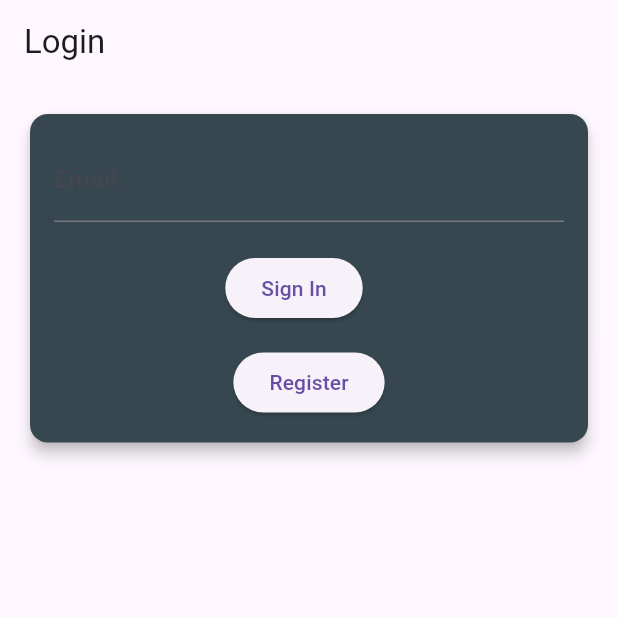
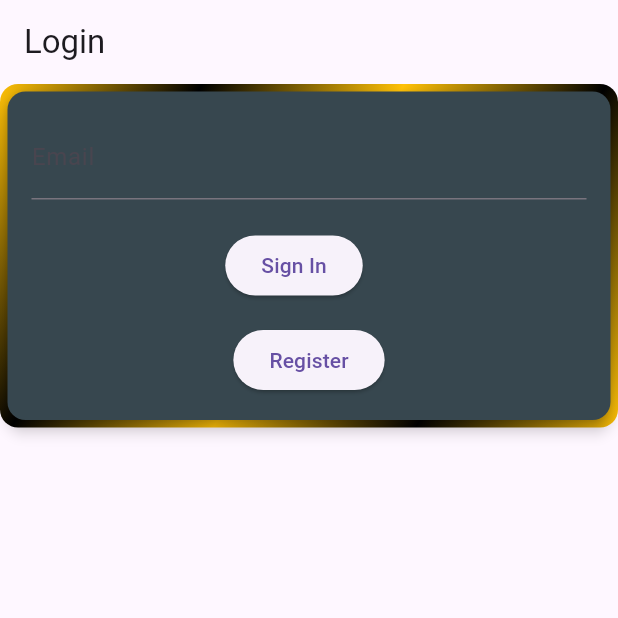
Before and after one commit to Ok3ks/fpl-frontend, a Flutter app: the LoginBox screen opened directly, on a phone screen of 412 x 824 dp, the top half of it. Run offline on Flutter 3.47's test engine with Material 3 defaults, Android fonts, the phone set to English and light mode, and no system bars; our stand-ins replace cloud_firestore, firebase_auth, firebase_core, fl_chart, flutter_dotenv, flutter_riverpod and 6 more; missing offline and left inert: dart:html; accounts and stored records are empty.

Commit message:
basic stylization

```diff
--- a/lib/home/home.dart
+++ b/lib/home/home.dart
@@ -8,6 +8,8 @@ import 'package:fpl/leaguepage/leagueview.dart';
 import 'package:get_storage/get_storage.dart';
 import 'package:go_router/go_router.dart';
 import 'package:fpl/themes.dart';
+
+import 'banner.dart';
 
 void main() {
   runApp(const Home());
@@ -116,6 +118,6 @@ class Home extends ConsumerWidget {
         ),
       );
     }
-    return const Onboarding();
+    return HomeBanner();
   }
 }
--- a/lib/home/login.dart
+++ b/lib/home/login.dart
@@ -5,6 +5,7 @@ import 'package:get_storage/get_storage.dart';
 import 'package:go_router/go_router.dart';
 import 'package:fpl/home/home.dart';
 
+import '../themes.dart';
 import '../types.dart';
 
 void main() {
@@ -209,12 +210,29 @@ class _LoginBoxState extends ConsumerState<LoginBox> {
           title: const Text('Login'),
         ),
         body: Row(mainAxisAlignment: MainAxisAlignment.spaceAround, children: [
-          SizedBox(
+          Container(
+              decoration: BoxDecoration(
+                gradient: LinearGradient(
+                  colors: [
+                    MaterialTheme.darkMediumContrastScheme().primary,
+                    MaterialTheme.darkMediumContrastScheme().primaryContainer,
+                    MaterialTheme.darkMediumContrastScheme().primary,
+                    MaterialTheme.darkMediumContrastScheme().primaryContainer,
+                    MaterialTheme.darkMediumContrastScheme().primary,
+                    // Colors.redAccent,
+                    // Colors.greenAccent,
+                  ],
+                  begin: Alignment.topLeft,
+                  end: Alignment.bottomRight,
+                ),
+                borderRadius: BorderRadius.circular(12),
+              ),
+              child: SizedBox(
                   width: orientation == Orientation.portrait
                       ? size.width
                       : size.width * 0.6,
                   child: Padding(
-                  padding: const EdgeInsets.all(16.0),
+                      padding: const EdgeInsets.all(1.0),
                       child: !forgotPassword
                           ? Card(
                               elevation: 4,
@@ -232,7 +250,8 @@ class _LoginBoxState extends ConsumerState<LoginBox> {
                                     const Text(
                                         "A link to reset your password has been sent. Check your inbox"),
                                     Row(
-                                    mainAxisAlignment: MainAxisAlignment.center,
+                                        mainAxisAlignment:
+                                            MainAxisAlignment.center,
                                         children: [
                                           IconButton(
                                             icon: const Icon(Icons.mail),
@@ -241,7 +260,8 @@ class _LoginBoxState extends ConsumerState<LoginBox> {
                                             },
                                           ),
                                           IconButton(
-                                        icon: const Icon(Icons.keyboard_return),
+                                            icon: const Icon(
+                                                Icons.keyboard_return),
                                             onPressed: () {
                                               setState(() {
                                                 forgotPassword = false;
@@ -252,7 +272,7 @@ class _LoginBoxState extends ConsumerState<LoginBox> {
                                         ])
                                   ]),
                                 ),
-                          )))),
+                              ))))),
           if (orientation != Orientation.portrait)
             SizedBox(
                 width: size.width * 0.3,
```
Lines whose indentation alone changed are shown as unchanged.
